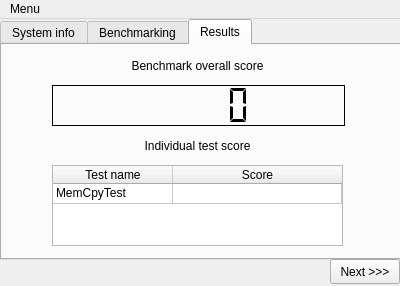
The window that Client_GUI/Sources/mainwindow.ui (Jose-san/FiztehMark) describes before a commit, drawn with Qt 5.
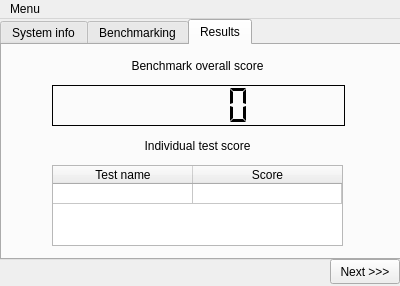
The same window after the commit. The open tabs and pages were chosen to show the change.

The edit to the form file:
```diff
--- a/Client_GUI/Sources/mainwindow.ui
+++ b/Client_GUI/Sources/mainwindow.ui
@@ -264,13 +264,13 @@
        <enum>Qt::SolidLine</enum>
       </property>
       <attribute name="horizontalHeaderDefaultSectionSize">
-       <number>120</number>
+       <number>140</number>
       </attribute>
       <attribute name="horizontalHeaderHighlightSections">
        <bool>true</bool>
       </attribute>
       <attribute name="horizontalHeaderMinimumSectionSize">
-       <number>80</number>
+       <number>50</number>
       </attribute>
       <attribute name="horizontalHeaderShowSortIndicator" stdset="0">
        <bool>false</bool>
@@ -304,7 +304,7 @@
       </column>
       <item row="0" column="0">
        <property name="text">
-        <string>MemCpyTest</string>
+        <string/>
        </property>
        <property name="flags">
         <set>ItemIsDragEnabled|ItemIsEnabled</set>
@@ -314,6 +314,9 @@
        <property name="text">
         <string/>
        </property>
+       <property name="textAlignment">
+        <set>AlignHCenter|AlignVCenter|AlignCenter</set>
+       </property>
        <property name="flags">
         <set>ItemIsDragEnabled|ItemIsEnabled</set>
        </property>
```
